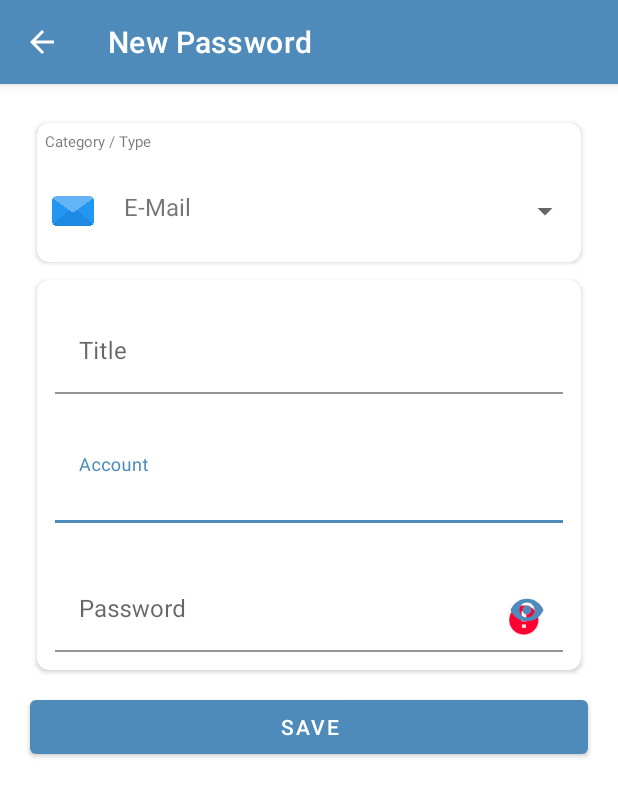
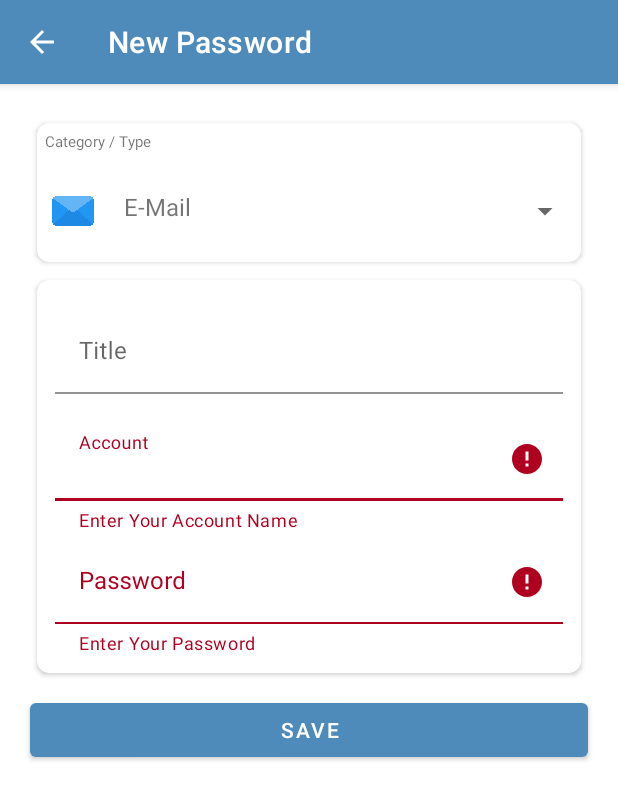
Before and after one commit to ThunCOW/-Cryptographically-Secure-Password-Management-Mobile-App, an Android app: the AddAcc screen opened directly, with no data from a screen before it, after a tap on "SAVE", on a phone screen of 412 x 824 dp. Shown: the top 800 px of the screen. Run offline under Robolectric (Android 15) with nearby library versions, the phone set to English and light mode, and no system bars.

Commit message:
first commit

```diff
--- a/app/src/main/java/com/example/blackbox/AddAcc.java
+++ b/app/src/main/java/com/example/blackbox/AddAcc.java
@@ -3,6 +3,8 @@ package com.example.blackbox;
 import androidx.appcompat.app.AppCompatActivity;
 
 import android.os.Bundle;
+import android.text.Editable;
+import android.text.TextWatcher;
 import android.view.View;
 import android.widget.AdapterView;
 import android.widget.Button;
@@ -16,15 +18,22 @@ import java.util.ArrayList;
 
 public class AddAcc extends AppCompatActivity implements AdapterView.OnItemSelectedListener {
 
+    // user input
+    private boolean validate;
     EditText edt_txt_pass, edt_txt_acc, edt_txt_title;
-    TextInputLayout text_input_layout_title;
+    TextInputLayout input_layout_title, input_layout_acc, input_layout_pass;
+    String title;
+    // img index for icons
     int img_index;
-    String title;
+
+    // button
     Button btn_save;
 
+    // dropdown spinner
     Spinner spin_category;
     ArrayList<SpinModel> spinList;
 
+    //
     private final String mail = "E-Mail";
     private final String other = "Other";
     private final String debit_card = "Debit Card";
@@ -40,7 +49,12 @@ public class AddAcc extends AppCompatActivity implements AdapterView.OnItemSelec
         edt_txt_acc = findViewById(R.id.edt_txt_acc);
         edt_txt_pass = findViewById(R.id.edt_txt_pass);
         edt_txt_title = findViewById(R.id.edt_txt_title);
+        input_layout_acc = findViewById(R.id.input_layout_acc);
+        input_layout_pass = findViewById(R.id.input_layout_pass);
+        input_layout_title = findViewById(R.id.input_layout_title);
 
+
+        // save into database
         btn_save = findViewById(R.id.btn_save);
 
         btn_save.setOnClickListener(new View.OnClickListener() {
@@ -69,20 +83,63 @@ public class AddAcc extends AppCompatActivity implements AdapterView.OnItemSelec
             spin_category.setAdapter(spinAdapter);
             spin_category.setOnItemSelectedListener(this);
         }
+
+        edt_txt_acc.addTextChangedListener(new TextWatcher() {
+            @Override
+            public void beforeTextChanged(CharSequence charSequence, int i, int i1, int i2) {
+            }
+
+            @Override
+            public void onTextChanged(CharSequence charSequence, int i, int i1, int i2) {
+                if(edt_txt_acc.getText().length() >= 1)
+                    input_layout_acc.setError(null);
+            }
+
+            @Override
+            public void afterTextChanged(Editable editable) {
+                if(edt_txt_acc.getText().length() >= 1)
+                    input_layout_acc.setError(null);
+                else
+                    input_layout_acc.setError("Enter Your Account Name");
+            }
+        });
+
+        edt_txt_pass.addTextChangedListener(new TextWatcher() {
+            @Override
+            public void beforeTextChanged(CharSequence charSequence, int i, int i1, int i2) {
+
+            }
+
+            @Override
+            public void onTextChanged(CharSequence charSequence, int i, int i1, int i2) {
+                if(edt_txt_pass.getText().length() >= 1)
+                    input_layout_pass.setError(null);
+            }
+
+            @Override
+            public void afterTextChanged(Editable editable) {
+                if(edt_txt_pass.getText().length() >= 1)
+                    input_layout_pass.setError(null);
+                else
+                    input_layout_pass.setError("Enter Your Password");
+            }
+        });
     }
 
     // if empty error
     private boolean validateFields() {
-        int yourDesiredLength = 5;
+        int yourDesiredLength = 1;
+        if(edt_txt_pass.getText().length() < yourDesiredLength || edt_txt_acc.getText().length() < yourDesiredLength)
+            validate = false;
+        else
+            validate = true;
+        if (edt_txt_acc.getText().length() < yourDesiredLength) {
+            input_layout_acc.setError("Enter Your Account Name");
+        }
         if (edt_txt_pass.getText().length() < yourDesiredLength) {
-            edt_txt_pass.setError("Your Input is Invalid");
-            return false;
-        } else if (edt_txt_acc.getText().length() < yourDesiredLength) {
-            edt_txt_acc.setError("Your Input is Invalid");
-            return false;
-        } else {
-            return true;
+            input_layout_pass.setError("Enter Your Password");
         }
+        return validate;
     }
 
     private ArrayList<SpinModel> getSpinList() {
--- a/app/src/main/res/layout/activity_add_acc.xml
+++ b/app/src/main/res/layout/activity_add_acc.xml
@@ -63,14 +63,14 @@
             android:layout_height="wrap_content">
 
             <com.google.android.material.textfield.TextInputLayout
+                android:id="@+id/input_layout_title"
                 android:layout_width="match_parent"
                 android:layout_height="wrap_content"
                 app:boxBackgroundColor="@color/white"
                 android:layout_marginLeft="12dp"
                 android:layout_marginRight="12dp"
                 android:layout_marginTop="20dp"
-                android:ems="10"
-                android:id="@+id/text_input_layout_title">
+                android:ems="10">
                 <EditText
                     android:id="@+id/edt_txt_title"
                     android:layout_width="match_parent"
@@ -80,15 +80,16 @@
             </com.google.android.material.textfield.TextInputLayout>
 
             <com.google.android.material.textfield.TextInputLayout
+                android:id="@+id/input_layout_acc"
                 android:layout_width="match_parent"
                 android:layout_height="wrap_content"
                 app:boxBackgroundColor="@color/white"
-                android:layout_below="@id/text_input_layout_title"
+                app:errorEnabled="true"
+                android:layout_below="@id/input_layout_title"
                 android:layout_marginLeft="12dp"
                 android:layout_marginRight="12dp"
-                android:layout_marginTop="30dp"
-                android:ems="10"
-                android:id="@+id/text_input_layout_acc">
+                android:layout_marginTop="15dp"
+                android:ems="10">
                 <EditText
                     android:layout_width="match_parent"
                     android:layout_height="wrap_content"
@@ -98,25 +99,25 @@
             </com.google.android.material.textfield.TextInputLayout>
 
             <com.google.android.material.textfield.TextInputLayout
+                android:id="@+id/input_layout_pass"
                 android:layout_width="match_parent"
                 android:layout_height="wrap_content"
                 app:boxBackgroundColor="@color/white"
                 app:passwordToggleEnabled="true"
+                app:errorEnabled="true"
                 app:passwordToggleTint="#4F8BBA"
-                android:layout_below="@id/text_input_layout_acc"
+                android:layout_below="@id/input_layout_acc"
                 android:layout_marginLeft="12dp"
                 android:layout_marginRight="12dp"
-                android:layout_marginTop="30dp"
+                android:layout_marginTop="5dp"
                 android:layout_marginBottom="12dp"
                 android:ems="10">
-
                 <EditText
                     android:id="@+id/edt_txt_pass"
                     android:layout_width="match_parent"
                     android:layout_height="wrap_content"
                     android:hint="Password"
                     android:inputType="textPassword" />
-
             </com.google.android.material.textfield.TextInputLayout>
 
 
```
Lines whose indentation alone changed are shown as unchanged.
